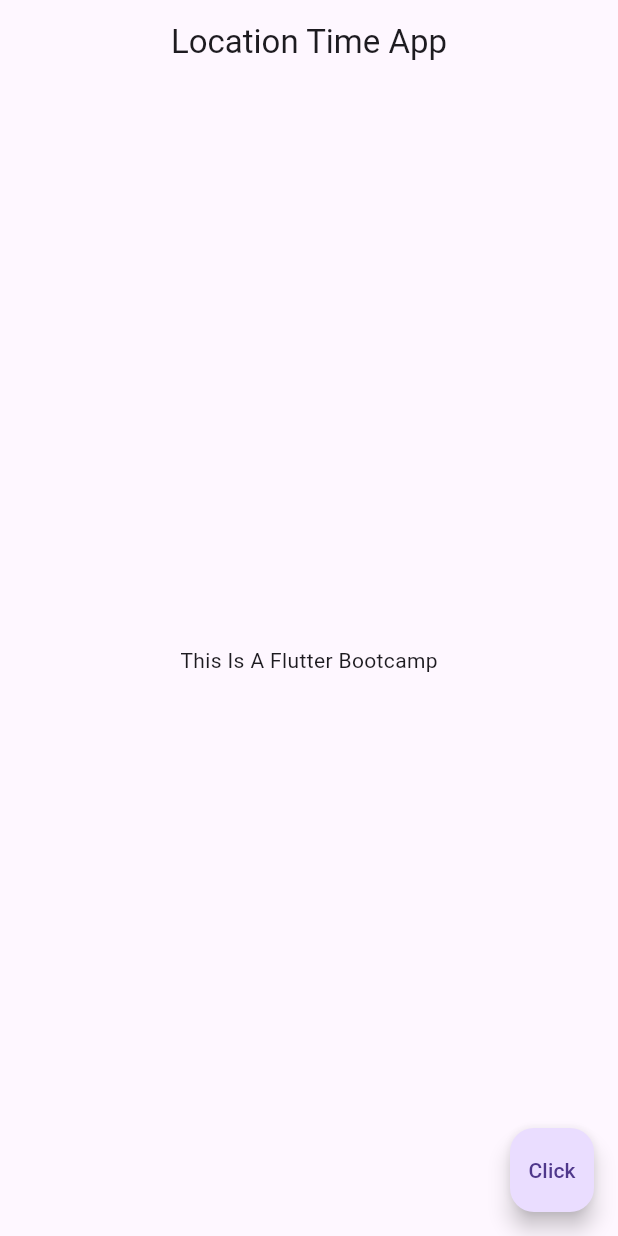
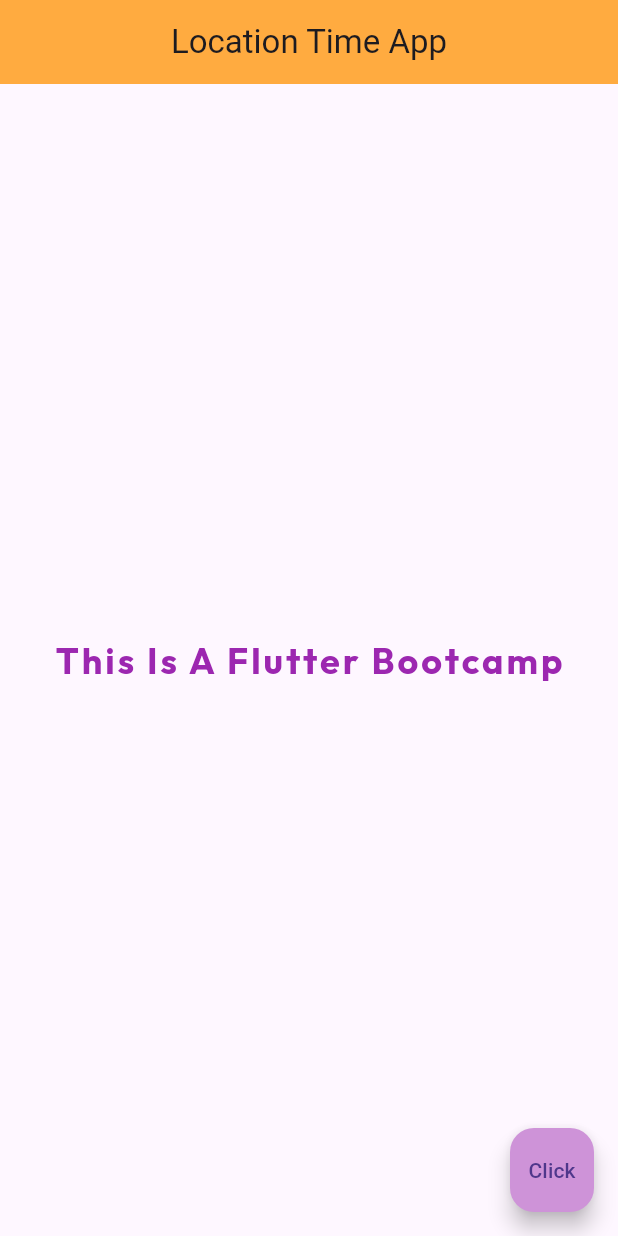
Before and after one commit to zcybrgd/Location-Time-App, a Flutter app: the screen it shows after launch, on a phone screen of 412 x 824 dp. Run offline on Flutter 3.47's test engine with Material 3 defaults, Android fonts, the phone set to English and light mode, and no system bars.

Commit message:
learnt about stless widgets, hot reload, Text widget props such as fonts & colors

```diff
--- a/lib/main.dart
+++ b/lib/main.dart
@@ -3,17 +3,38 @@ import 'package:flutter/material.dart';
 // that widget will allow us to use google material design features, its a wrapper [the root] of the rest of our widgets inside the app
 void main() => runApp(MaterialApp(
   // propreties
-  home: Scaffold(
+  home: Home()
+));
+
+
+class Home extends StatelessWidget {
+  const Home({super.key});
+  // the hot reload to not to re-build the whole app, just where the code changed
+  @override
+  Widget build(BuildContext context) {
+    return Scaffold(
       appBar: AppBar(
         title: Text('Location Time App'),
         centerTitle: true,
+        backgroundColor: Colors.orangeAccent,
       ),
       body: Center(
-      child: Text('This Is A Flutter Bootcamp'),
+        child: Text(
+          'This Is A Flutter Bootcamp',
+          style: TextStyle(
+              fontSize: 24.0,
+              fontWeight: FontWeight.bold,
+              letterSpacing: 2.0,
+              color: Colors.purple[500],
+              fontFamily: 'Outfit'
+          ),
+        ),
       ),
       floatingActionButton: FloatingActionButton(
-      onPressed: null,
+        onPressed: () {},
         child: Text('Click'),
+        backgroundColor: Colors.purple[200],
       ),
-  ),
-));
+    );
+  }
+}
```
Also changed, not shown: pubspec.yaml (+9 -12 lines), fonts/Outfit-Bold.ttf (added), fonts/Outfit-Regular.ttf (added). Lines whose indentation alone changed are shown as unchanged.
